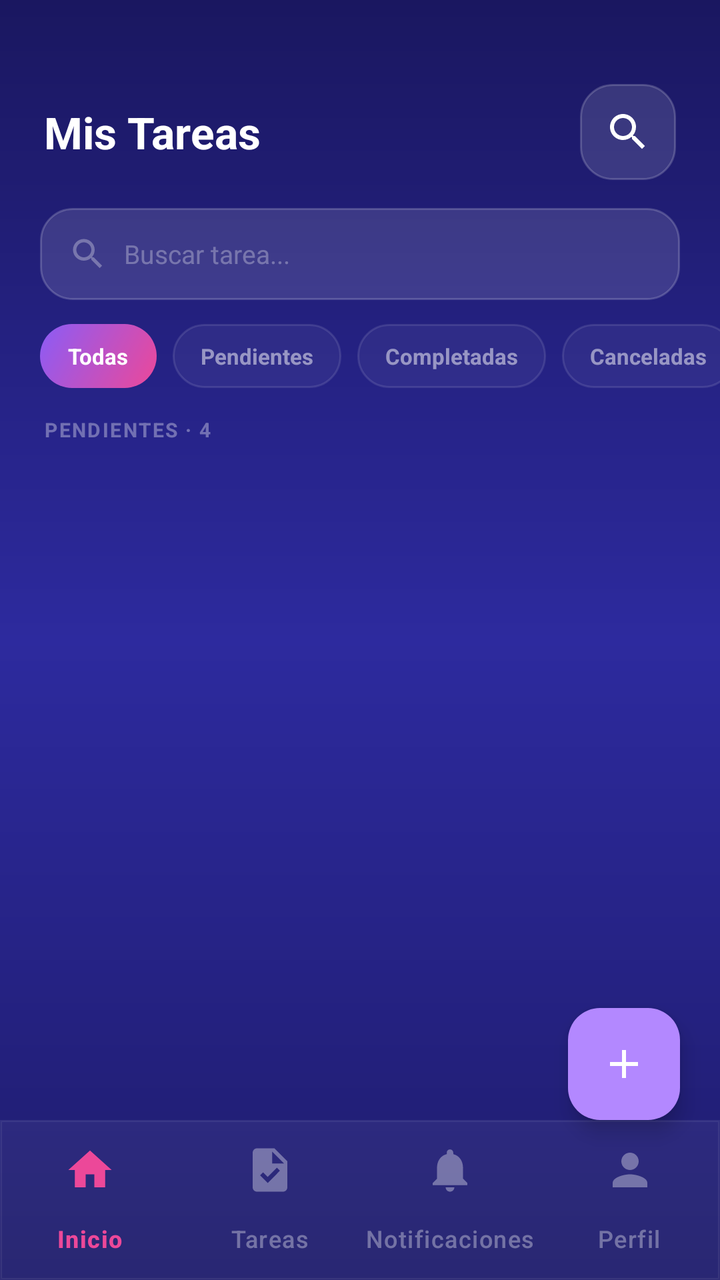
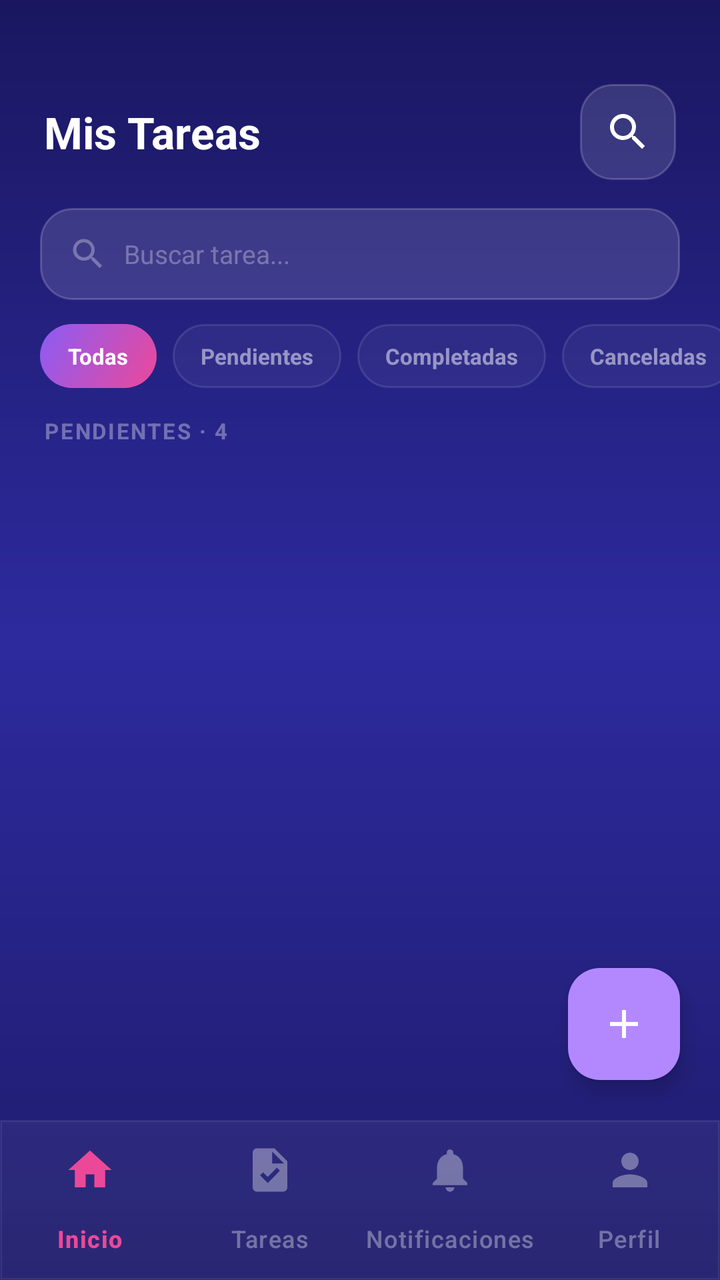

Two renders of the same Android screen: before a commit and after it. Below are the layout's source before the change and the commit's diff.
<!-- AndroidManifest.xml: application theme Theme.AppTareas -->
<!-- res/layout/task_list.xml -->
<?xml version="1.0" encoding="utf-8"?>
<androidx.coordinatorlayout.widget.CoordinatorLayout xmlns:android="http://schemas.android.com/apk/res/android"
    android:layout_width="match_parent"
    android:layout_height="match_parent"
    xmlns:app="http://schemas.android.com/apk/res-auto"
    android:background="@drawable/bg_gradient_login">

    <androidx.core.widget.NestedScrollView
        android:layout_width="match_parent"
        android:layout_height="match_parent"
        android:layout_marginBottom="80dp" android:fillViewport="true"
        android:paddingBottom="90dp" android:clipToPadding="false">

        <LinearLayout
            android:layout_width="match_parent"
            android:layout_height="wrap_content"
            android:orientation="vertical">

            <LinearLayout
                android:layout_width="match_parent"
                android:layout_height="wrap_content"
                android:orientation="horizontal"
                android:paddingStart="22dp"
                android:paddingEnd="22dp"
                android:paddingTop="42dp"
                android:paddingBottom="14dp"
                android:gravity="center_vertical">

                <TextView
                    android:layout_width="0dp"
                    android:layout_height="wrap_content"
                    android:layout_weight="1"
                    android:text="Mis Tareas"
                    android:textColor="#FFFFFF"
                    android:textSize="22sp"
                    android:textStyle="bold" />

                <ImageButton
                    android:id="@+id/btnSearch"
                    android:layout_width="48dp"
                    android:layout_height="48dp"
                    android:background="@drawable/bg_glass_input"
                    android:src="@drawable/ic_search"
                    android:contentDescription="Buscar"
                    android:padding="12dp" />
            </LinearLayout>

            <LinearLayout
                android:id="@+id/searchContainer"
                android:layout_width="match_parent"
                android:layout_height="46dp"
                android:layout_marginStart="20dp"
                android:layout_marginEnd="20dp"
                android:layout_marginBottom="12dp"
                android:orientation="horizontal"
                android:gravity="center_vertical"
                android:background="@drawable/bg_glass_input"
                android:paddingStart="14dp"
                android:paddingEnd="14dp">

                <ImageView
                    android:layout_width="20dp"
                    android:layout_height="20dp"
                    android:src="@drawable/ic_search"
                    app:tint="#4DFFFFFF"
                    android:layout_marginEnd="8dp"
                    android:contentDescription="Buscar" />

                <EditText
                    android:id="@+id/etSearch"
                    android:layout_width="0dp"
                    android:layout_height="match_parent"
                    android:layout_weight="1"
                    android:background="@null"
                    android:hint="Buscar tarea..."
                    android:textColorHint="#4DFFFFFF"
                    android:textColor="#FFFFFF"
                    android:textSize="13sp"
                    android:inputType="text"
                    android:imeOptions="actionSearch"
                    android:singleLine="true"/>
            </LinearLayout>

            <HorizontalScrollView
                android:layout_width="match_parent"
                android:layout_height="wrap_content"
                android:scrollbars="none"
                android:paddingStart="20dp"
                android:paddingEnd="20dp"
                android:layout_marginBottom="14dp"
                android:clipToPadding="false">

                <LinearLayout
                    android:id="@+id/filterGroup"
                    android:layout_width="wrap_content"
                    android:layout_height="wrap_content"
                    android:orientation="horizontal"
                    android:gravity="center_vertical">

                    <TextView
                        android:id="@+id/filterAll"
                        android:layout_width="wrap_content"
                        android:layout_height="32dp"
                        android:layout_marginEnd="8dp"
                        android:gravity="center"
                        android:paddingStart="14dp"
                        android:paddingEnd="14dp"
                        android:text="Todas"
                        android:textSize="11sp"
                        android:textStyle="bold"
                        android:textColor="#FFFFFF"
                        android:background="@drawable/bg_f_active"
                        android:clickable="true"
                        android:focusable="true"/>

                    <TextView
                        android:id="@+id/chipPending"
                        android:layout_width="wrap_content"
                        android:layout_height="32dp"
                        android:layout_marginEnd="8dp"
                        android:gravity="center"
                        android:paddingStart="14dp"
                        android:paddingEnd="14dp"
                        android:text="Pendientes"
                        android:textSize="11sp"
                        android:textStyle="bold"
                        android:textColor="#80FFFFFF"
                        android:background="@drawable/bg_f_inactive"
                        android:clickable="true"
                        android:focusable="true"/>

                    <TextView
                        android:id="@+id/chipDone"
                        android:layout_width="wrap_content"
                        android:layout_height="32dp"
                        android:layout_marginEnd="8dp"
                        android:gravity="center"
                        android:paddingStart="14dp"
                        android:paddingEnd="14dp"
                        android:text="Completadas"
                        android:textSize="11sp"
                        android:textStyle="bold"
                        android:textColor="#80FFFFFF"
                        android:background="@drawable/bg_f_inactive"
                        android:clickable="true"
                        android:focusable="true"/>

                    <TextView
                        android:id="@+id/chipCanceled"
                        android:layout_width="wrap_content"
                        android:layout_height="32dp"
                        android:layout_marginEnd="8dp"
                        android:gravity="center"
                        android:paddingStart="14dp"
                        android:paddingEnd="14dp"
                        android:text="Canceladas"
                        android:textSize="11sp"
                        android:textStyle="bold"
                        android:textColor="#80FFFFFF"
                        android:background="@drawable/bg_f_inactive"
                        android:clickable="true"
                        android:focusable="true"/>

                    <TextView
                        android:id="@+id/chipHigh"
                        android:layout_width="wrap_content"
                        android:layout_height="32dp"
                        android:layout_marginEnd="8dp"
                        android:gravity="center"
                        android:paddingStart="14dp"
                        android:paddingEnd="14dp"
                        android:text="Alta"
                        android:textSize="11sp"
                        android:textStyle="bold"
                        android:textColor="#80FFFFFF"
                        android:background="@drawable/bg_f_inactive"
                        android:clickable="true"
                        android:focusable="true"/>

                    <TextView
                        android:id="@+id/chipMedium"
                        android:layout_width="wrap_content"
                        android:layout_height="32dp"
                        android:layout_marginEnd="8dp"
                        android:gravity="center"
                        android:paddingStart="14dp"
                        android:paddingEnd="14dp"
                        android:text="Media"
                        android:textSize="11sp"
                        android:textStyle="bold"
                        android:textColor="#80FFFFFF"
                        android:background="@drawable/bg_f_inactive"
                        android:clickable="true"
                        android:focusable="true"/>

                    <TextView
                        android:id="@+id/chipLow"
                        android:layout_width="wrap_content"
                        android:layout_height="32dp"
                        android:gravity="center"
                        android:paddingStart="14dp"
                        android:paddingEnd="14dp"
                        android:text="Baja"
                        android:textSize="11sp"
                        android:textStyle="bold"
                        android:textColor="#80FFFFFF"
                        android:background="@drawable/bg_f_inactive"
                        android:clickable="true"
                        android:focusable="true"/>
                </LinearLayout>
            </HorizontalScrollView>

            <TextView
                android:id="@+id/labelPending"
                android:layout_width="wrap_content"
                android:layout_height="wrap_content"
                android:layout_marginStart="22dp"
                android:layout_marginBottom="8dp"
                android:text="PENDIENTES · 4"
                android:textColor="#59FFFFFF"
                android:textSize="10sp"
                android:textStyle="bold"
                android:letterSpacing="0.08"/>

            <androidx.recyclerview.widget.RecyclerView
                android:id="@+id/rvTasks"
                android:layout_width="match_parent"
                android:layout_height="wrap_content"
                android:paddingStart="20dp"
                android:paddingEnd="20dp"
                android:clipToPadding="false"
                android:nestedScrollingEnabled="false"
                app:layoutManager="androidx.recyclerview.widget.LinearLayoutManager"/>

            <LinearLayout
                android:id="@+id/emptyState"
                android:layout_width="match_parent"
                android:layout_height="wrap_content"
                android:orientation="vertical"
                android:gravity="center_horizontal"
                android:paddingTop="48dp"
                android:paddingBottom="48dp"
                android:visibility="gone">

                <TextView
                    android:layout_width="wrap_content"
                    android:layout_height="wrap_content"
                    android:layout_marginTop="12dp"
                    android:text="No hay tareas acá"
                    android:textColor="#FFFFFF"
                    android:textSize="16sp"
                    android:textStyle="bold"/>

                <TextView
                    android:layout_width="wrap_content"
                    android:layout_height="wrap_content"
                    android:layout_marginTop="6dp"
                    android:text="Tocá el + para crear una nueva"
                    android:textColor="#59FFFFFF"
                    android:textSize="13sp"/>
            </LinearLayout>
        </LinearLayout>
    </androidx.core.widget.NestedScrollView>

    <com.google.android.material.bottomnavigation.BottomNavigationView
        android:id="@+id/bottomNav"
        android:layout_width="match_parent"
        android:layout_height="wrap_content"
        android:layout_gravity="bottom"
        android:background="@drawable/bg_bottom_nav"
        app:elevation="0dp"
        app:itemActiveIndicatorStyle="@android:style/Widget.DeviceDefault"
        app:itemIconSize="26dp"
        app:itemIconTint="@color/bottom_nav"
        app:itemTextColor="@color/bottom_nav"
        app:labelVisibilityMode="labeled"
        app:menu="@menu/bottom_nav_menu" />

    <com.google.android.material.floatingactionbutton.ExtendedFloatingActionButton
        android:id="@+id/fab"
        android:layout_width="wrap_content"
        android:layout_height="wrap_content"
        android:layout_gravity="bottom|end"
        android:layout_marginBottom="80dp" android:layout_marginEnd="20dp"
        app:icon="@drawable/ic_add"
        app:iconTint="#FFFFFF"
        app:backgroundTint="#B388FF"
        app:elevation="6dp"/>

</androidx.coordinatorlayout.widget.CoordinatorLayout>
<!-- resources referenced by this layout -->
<resources>
  <!-- drawable bg_bottom_nav (drawable) -->
  <?xml version="1.0" encoding="utf-8"?>
  <shape xmlns:android="http://schemas.android.com/apk/res/android">
      <solid android:color="#0DFFFFFF" />
      <stroke android:width="1dp" android:color="#14FFFFFF" />
  </shape>
  <!-- drawable bg_f_active (drawable) -->
  <?xml version="1.0" encoding="utf-8"?>
  <shape xmlns:android="http://schemas.android.com/apk/res/android"
      android:shape="rectangle">
      <gradient
          android:type="linear"
          android:angle="135"
          android:startColor="#FFEC4899"
          android:endColor="#FF8B5CF6" />
      <corners android:radius="99dp" />
  </shape>
  <!-- drawable bg_f_inactive (drawable) -->
  <?xml version="1.0" encoding="utf-8"?>
  <shape xmlns:android="http://schemas.android.com/apk/res/android"
      android:shape="rectangle">
      <solid android:color="#0DFFFFFF" />
      <stroke
          android:width="1dp"
          android:color="#1CFFFFFF" />
      <corners android:radius="99dp" />
  </shape>
  <!-- drawable bg_glass_input (drawable) -->
  <?xml version="1.0" encoding="utf-8"?>
  <shape xmlns:android="http://schemas.android.com/apk/res/android">
      <solid android:color="#20FFFFFF" />
  
      <corners android:radius="16dp" />
  
      <stroke
          android:width="1dp"
          android:color="#30FFFFFF" />
  </shape>
  <!-- drawable bg_gradient_login (drawable) -->
  <?xml version="1.0" encoding="utf-8"?>
  <shape xmlns:android="http://schemas.android.com/apk/res/android">
  
      <gradient
          android:type="linear"
          android:angle="160"
          android:startColor="#FF1A1760"
          android:centerColor="#FF2D2A9E"
          android:endColor="#FF1E1B6B" />
  
  
  </shape>
  <!-- drawable ic_add (drawable) -->
  <vector xmlns:android="http://schemas.android.com/apk/res/android" android:height="24dp" android:tint="#000000" android:viewportHeight="24" android:viewportWidth="24" android:width="24dp">
        
      <path android:fillColor="@android:color/white" android:pathData="M19,13h-6v6h-2v-6H5v-2h6V5h2v6h6v2z"/>
      
  </vector>
  <!-- drawable ic_search (drawable) -->
  <vector xmlns:android="http://schemas.android.com/apk/res/android"
      android:height="24dp"
      android:width="24dp"
      android:viewportHeight="24"
      android:viewportWidth="24">
        
      <path android:fillColor="@android:color/white" android:pathData="M15.5,14h-0.79l-0.28,-0.27C15.41,12.59 16,11.11 16,9.5 16,5.91 13.09,3 9.5,3S3,5.91 3,9.5 5.91,16 9.5,16c1.61,0 3.09,-0.59 4.23,-1.57l0.27,0.28v0.79l5,4.99L20.49,19l-4.99,-5zM9.5,14C7.01,14 5,11.99 5,9.5S7.01,5 9.5,5 14,7.01 14,9.5 11.99,14 9.5,14z"/>
      
  </vector>
  <style name="Theme.AppTareas" parent="Base.Theme.AppTareas" />
  <style name="Base.Theme.AppTareas" parent="Theme.Material3.DayNight.NoActionBar">
          
          
      </style>
</resources>

<!-- the commit's change to res/layout/task_list.xml (unified diff, before → after) -->
@@ -1,15 +1,20 @@
 <?xml version="1.0" encoding="utf-8"?>
-<androidx.coordinatorlayout.widget.CoordinatorLayout xmlns:android="http://schemas.android.com/apk/res/android"
+<androidx.coordinatorlayout.widget.CoordinatorLayout
+    xmlns:android="http://schemas.android.com/apk/res/android"
+    xmlns:app="http://schemas.android.com/apk/res-auto"
+    xmlns:tools="http://schemas.android.com/tools"
     android:layout_width="match_parent"
     android:layout_height="match_parent"
-    xmlns:app="http://schemas.android.com/apk/res-auto"
-    android:background="@drawable/bg_gradient_login">
+    android:background="@drawable/bg_gradient_login"
+    tools:ignore="TextContrastCheck,Autofill">
 
     <androidx.core.widget.NestedScrollView
         android:layout_width="match_parent"
         android:layout_height="match_parent"
-        android:layout_marginBottom="80dp" android:fillViewport="true"
-        android:paddingBottom="90dp" android:clipToPadding="false">
+        android:layout_marginBottom="80dp"
+        android:fillViewport="true"
+        android:paddingBottom="90dp"
+        android:clipToPadding="false">
 
         <LinearLayout
             android:layout_width="match_parent"
@@ -30,7 +35,7 @@
                     android:layout_width="0dp"
                     android:layout_height="wrap_content"
                     android:layout_weight="1"
-                    android:text="Mis Tareas"
+                    android:text="@string/title_mis_tareas"
                     android:textColor="#FFFFFF"
                     android:textSize="22sp"
                     android:textStyle="bold" />
@@ -41,7 +46,7 @@
                     android:layout_height="48dp"
                     android:background="@drawable/bg_glass_input"
                     android:src="@drawable/ic_search"
-                    android:contentDescription="Buscar"
+                    android:contentDescription="@string/cd_opciones"
                     android:padding="12dp" />
             </LinearLayout>
 
@@ -64,7 +69,7 @@
                     android:src="@drawable/ic_search"
                     app:tint="#4DFFFFFF"
                     android:layout_marginEnd="8dp"
-                    android:contentDescription="Buscar" />
+                    android:contentDescription="@string/cd_opciones" />
 
                 <EditText
                     android:id="@+id/etSearch"
@@ -72,7 +77,7 @@
                     android:layout_height="match_parent"
                     android:layout_weight="1"
                     android:background="@null"
-                    android:hint="Buscar tarea..."
+                    android:hint="@string/hint_buscar_tarea"
                     android:textColorHint="#4DFFFFFF"
                     android:textColor="#FFFFFF"
                     android:textSize="13sp"
@@ -105,7 +110,7 @@
                         android:gravity="center"
                         android:paddingStart="14dp"
                         android:paddingEnd="14dp"
-                        android:text="Todas"
+                        android:text="@string/chip_todas"
                         android:textSize="11sp"
                         android:textStyle="bold"
                         android:textColor="#FFFFFF"
@@ -121,7 +126,7 @@
                         android:gravity="center"
                         android:paddingStart="14dp"
                         android:paddingEnd="14dp"
-                        android:text="Pendientes"
+                        android:text="@string/chip_pendientes"
                         android:textSize="11sp"
                         android:textStyle="bold"
                         android:textColor="#80FFFFFF"
@@ -137,7 +142,7 @@
                         android:gravity="center"
                         android:paddingStart="14dp"
                         android:paddingEnd="14dp"
-                        android:text="Completadas"
+                        android:text="@string/chip_completadas"
                         android:textSize="11sp"
                         android:textStyle="bold"
                         android:textColor="#80FFFFFF"
@@ -153,7 +158,7 @@
                         android:gravity="center"
                         android:paddingStart="14dp"
                         android:paddingEnd="14dp"
-                        android:text="Canceladas"
+                        android:text="@string/chip_canceladas"
                         android:textSize="11sp"
                         android:textStyle="bold"
                         android:textColor="#80FFFFFF"
@@ -169,7 +174,7 @@
                         android:gravity="center"
                         android:paddingStart="14dp"
                         android:paddingEnd="14dp"
-                        android:text="Alta"
+                        android:text="@string/prioridad_alta"
                         android:textSize="11sp"
                         android:textStyle="bold"
                         android:textColor="#80FFFFFF"
@@ -185,7 +190,7 @@
                         android:gravity="center"
                         android:paddingStart="14dp"
                         android:paddingEnd="14dp"
-                        android:text="Media"
+                        android:text="@string/prioridad_media"
                         android:textSize="11sp"
                         android:textStyle="bold"
                         android:textColor="#80FFFFFF"
@@ -200,7 +205,7 @@
                         android:gravity="center"
                         android:paddingStart="14dp"
                         android:paddingEnd="14dp"
-                        android:text="Baja"
+                        android:text="@string/prioridad_baja"
                         android:textSize="11sp"
                         android:textStyle="bold"
                         android:textColor="#80FFFFFF"
@@ -216,9 +221,9 @@
                 android:layout_height="wrap_content"
                 android:layout_marginStart="22dp"
                 android:layout_marginBottom="8dp"
-                android:text="PENDIENTES · 4"
+                android:text="@string/label_pendientes_count"
                 android:textColor="#59FFFFFF"
-                android:textSize="10sp"
+                android:textSize="11sp"
                 android:textStyle="bold"
                 android:letterSpacing="0.08"/>
 
@@ -246,7 +251,7 @@
                     android:layout_width="wrap_content"
                     android:layout_height="wrap_content"
                     android:layout_marginTop="12dp"
-                    android:text="No hay tareas acá"
+                    android:text="@string/msg_no_hay_tareas"
                     android:textColor="#FFFFFF"
                     android:textSize="16sp"
                     android:textStyle="bold"/>
@@ -255,7 +260,7 @@
                     android:layout_width="wrap_content"
                     android:layout_height="wrap_content"
                     android:layout_marginTop="6dp"
-                    android:text="Tocá el + para crear una nueva"
+                    android:text="@string/msg_crear_nueva_tarea"
                     android:textColor="#59FFFFFF"
                     android:textSize="13sp"/>
             </LinearLayout>
@@ -269,22 +274,22 @@
         android:layout_gravity="bottom"
         android:background="@drawable/bg_bottom_nav"
         app:elevation="0dp"
-        app:itemActiveIndicatorStyle="@android:style/Widget.DeviceDefault"
         app:itemIconSize="26dp"
         app:itemIconTint="@color/bottom_nav"
         app:itemTextColor="@color/bottom_nav"
         app:labelVisibilityMode="labeled"
-        app:menu="@menu/bottom_nav_menu" />
+        app:menu="@menu/bottom_nav_menu"
+        app:itemActiveIndicatorStyle="@null" />
 
     <com.google.android.material.floatingactionbutton.ExtendedFloatingActionButton
         android:id="@+id/fab"
         android:layout_width="wrap_content"
         android:layout_height="wrap_content"
         android:layout_gravity="bottom|end"
-        android:layout_marginBottom="80dp" android:layout_marginEnd="20dp"
+        android:layout_marginBottom="100dp"
+        android:layout_marginEnd="20dp"
         app:icon="@drawable/ic_add"
         app:iconTint="#FFFFFF"
         app:backgroundTint="#B388FF"
         app:elevation="6dp"/>
-
 </androidx.coordinatorlayout.widget.CoordinatorLayout>
<!-- resource entries referenced after the edit -->
@@ -67,6 +67,19 @@
       <path android:fillColor="@android:color/white" android:pathData="M15.5,14h-0.79l-0.28,-0.27C15.41,12.59 16,11.11 16,9.5 16,5.91 13.09,3 9.5,3S3,5.91 3,9.5 5.91,16 9.5,16c1.61,0 3.09,-0.59 4.23,-1.57l0.27,0.28v0.79l5,4.99L20.49,19l-4.99,-5zM9.5,14C7.01,14 5,11.99 5,9.5S7.01,5 9.5,5 14,7.01 14,9.5 11.99,14 9.5,14z"/>
       
   </vector>
+  <string name="cd_opciones">Más opciones</string>
+  <string name="chip_canceladas">Canceladas</string>
+  <string name="chip_completadas">Completadas</string>
+  <string name="chip_pendientes">Pendientes</string>
+  <string name="chip_todas">Todas</string>
+  <string name="hint_buscar_tarea">Buscar tarea...</string>
+  <string name="label_pendientes_count">PENDIENTES · 4</string>
+  <string name="msg_crear_nueva_tarea">Tocá el + para crear una nueva</string>
+  <string name="msg_no_hay_tareas">No hay tareas acá</string>
+  <string name="prioridad_alta">Alta</string>
+  <string name="prioridad_baja">Baja</string>
+  <string name="prioridad_media">Media</string>
+  <string name="title_mis_tareas">Mis Tareas</string>
   <style name="Theme.AppTareas" parent="Base.Theme.AppTareas" />
   <style name="Base.Theme.AppTareas" parent="Theme.Material3.DayNight.NoActionBar">
           
